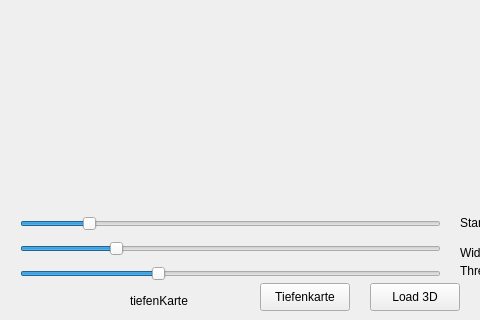
First picture: the form in imageloader.ui, repository danikhani/CTScan_MT, before the edit; both pictures show x 0 to 480 and y 307 to 627 of the 686 by 627 pixel window.
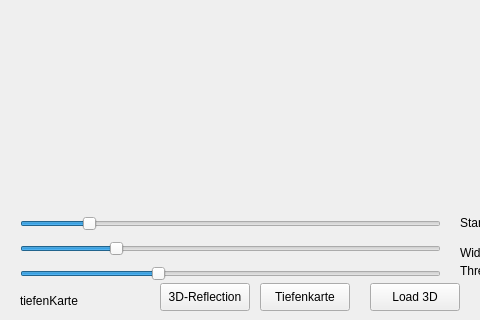
Second picture: the form after the edit.

The edit to the form file:
```diff
--- a/imageloader.ui
+++ b/imageloader.ui
@@ -224,7 +224,7 @@
   <widget class="QLabel" name="label_tiefenKarte">
    <property name="geometry">
     <rect>
-     <x>130</x>
+     <x>20</x>
      <y>600</y>
      <width>111</width>
      <height>16</height>
@@ -234,6 +234,19 @@
     <string>tiefenKarte</string>
    </property>
   </widget>
+  <widget class="QPushButton" name="pushButton_reflect">
+   <property name="geometry">
+    <rect>
+     <x>160</x>
+     <y>590</y>
+     <width>90</width>
+     <height>28</height>
+    </rect>
+   </property>
+   <property name="text">
+    <string>3D-Reflection</string>
+   </property>
+  </widget>
  </widget>
  <layoutdefault spacing="6" margin="11"/>
  <resources/>
```
